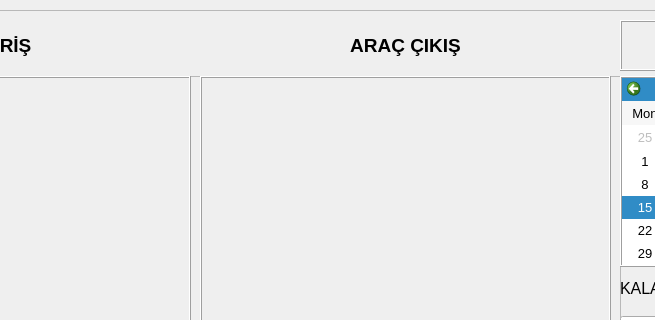
Above: forms/applicationwindow.ui from ydcpp/ParkingLotManagement before the change; both pictures show x 240 to 895 and y 0 to 320 of the 1200 by 720 pixel window. Below: the same form after it.
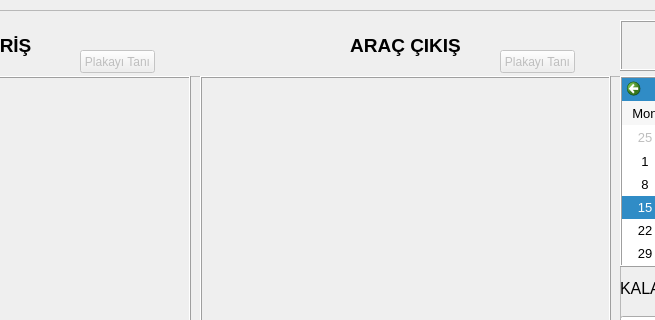
That is the form after the change. Icons and pictures are not drawn.

```diff
--- a/forms/applicationwindow.ui
+++ b/forms/applicationwindow.ui
@@ -1621,6 +1621,38 @@
      <set>Qt::AlignLeading|Qt::AlignLeft|Qt::AlignTop</set>
     </property>
    </widget>
+   <widget class="QPushButton" name="pushButton_plakatani_in">
+    <property name="enabled">
+     <bool>false</bool>
+    </property>
+    <property name="geometry">
+     <rect>
+      <x>310</x>
+      <y>40</y>
+      <width>75</width>
+      <height>23</height>
+     </rect>
+    </property>
+    <property name="text">
+     <string>Plakayı Tanı</string>
+    </property>
+   </widget>
+   <widget class="QPushButton" name="pushButton_plakatani_out">
+    <property name="enabled">
+     <bool>false</bool>
+    </property>
+    <property name="geometry">
+     <rect>
+      <x>730</x>
+      <y>40</y>
+      <width>75</width>
+      <height>23</height>
+     </rect>
+    </property>
+    <property name="text">
+     <string>Plakayı Tanı</string>
+    </property>
+   </widget>
   </widget>
  </widget>
  <resources/>
```
